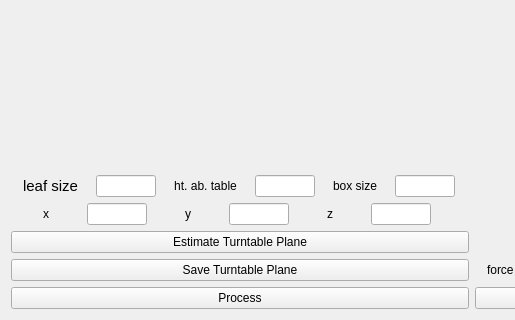
samarth-robo/ICP-gui, file pclviewer.ui: the form before one commit; both pictures show x 0 to 515 and y 219 to 539 of the 1408 by 539 pixel window.
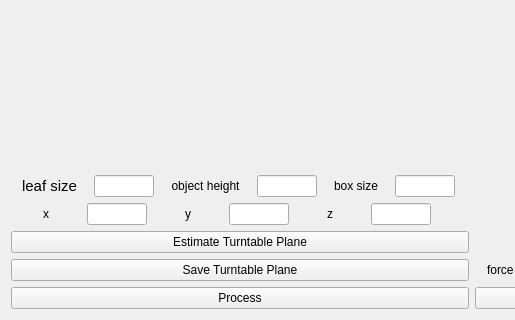
The form after the commit. Custom widgets are drawn as their Qt base class.

Commit message: Replaced the height above table param with object height, object height and init dxdydz can now be specified in cm

What changed in the file:
```diff
--- a/pclviewer.ui
+++ b/pclviewer.ui
@@ -102,7 +102,7 @@
           </sizepolicy>
          </property>
          <property name="text">
-          <string>&lt;html&gt;&lt;head/&gt;&lt;body&gt;&lt;p align=&quot;center&quot;&gt;ht. ab. table&lt;/p&gt;&lt;/body&gt;&lt;/html&gt;</string>
+          <string>&lt;html&gt;&lt;head/&gt;&lt;body&gt;&lt;p align=&quot;center&quot;&gt;object height&lt;/p&gt;&lt;/body&gt;&lt;/html&gt;</string>
          </property>
         </widget>
        </item>
```
Left out of the diff: 2 changed lines with no effect on the pictures. The commit also changes 4 other files.
